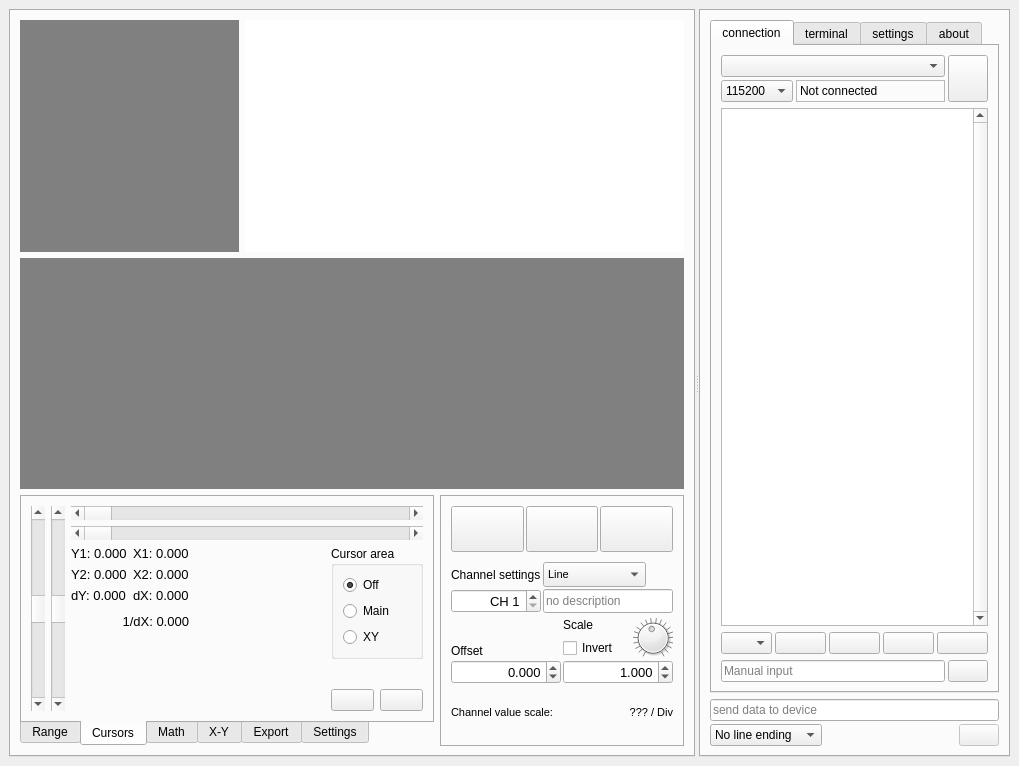
The window that mainwindow.ui (jirimaier/DataPlotter) describes before a commit, drawn with Qt 5.
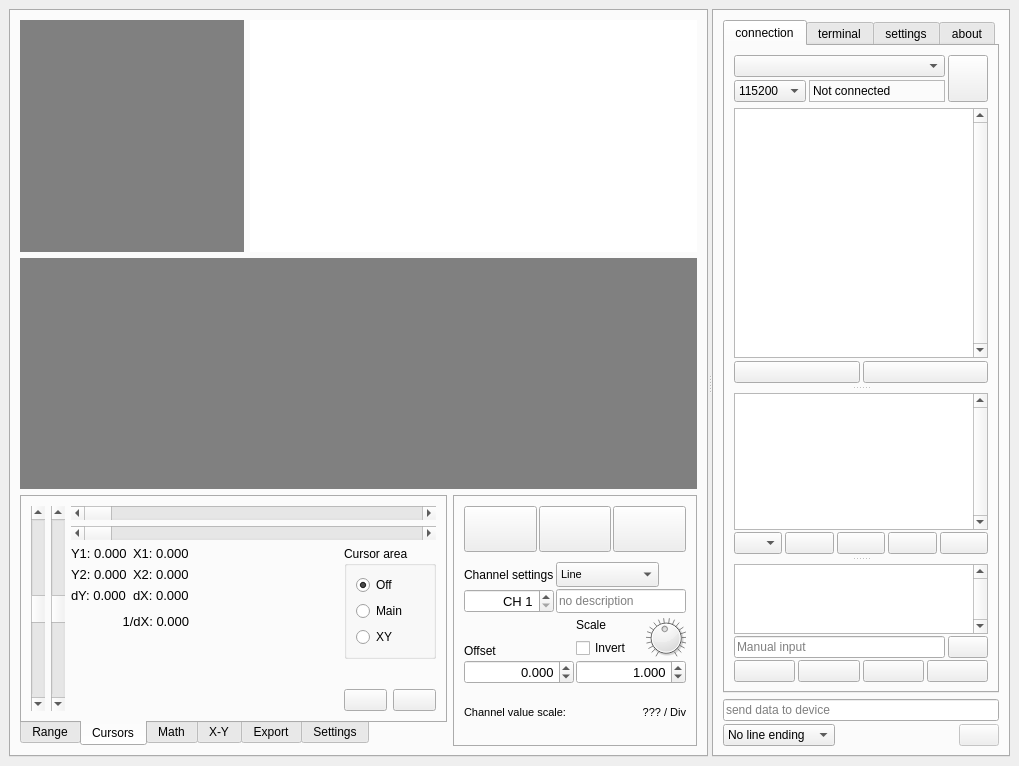
The same window after the commit. The open tabs and pages were chosen to show the change. Icons and pictures are not drawn. Custom widgets are drawn as their Qt base class.

The edit to the form file:
```diff
--- a/mainwindow.ui
+++ b/mainwindow.ui
@@ -2848,6 +2848,12 @@
        </widget>
       </widget>
       <widget class="QTabWidget" name="tabWidget_2">
+       <property name="sizePolicy">
+        <sizepolicy hsizetype="Expanding" vsizetype="Expanding">
+         <horstretch>1</horstretch>
+         <verstretch>0</verstretch>
+        </sizepolicy>
+       </property>
        <property name="currentIndex">
         <number>0</number>
        </property>
@@ -2889,7 +2895,7 @@
             <attribute name="title">
              <string>connection</string>
             </attribute>
-            <layout class="QVBoxLayout" name="verticalLayout_28">
+            <layout class="QVBoxLayout" name="verticalLayout_30">
              <item>
               <layout class="QHBoxLayout" name="horizontalLayout_20" stretch="1000,1">
                <property name="spacing">
@@ -3024,7 +3030,199 @@
               </layout>
              </item>
              <item>
+              <widget class="QSplitter" name="splitter_3">
+               <property name="orientation">
+                <enum>Qt::Vertical</enum>
+               </property>
+               <property name="handleWidth">
+                <number>10</number>
+               </property>
+               <property name="childrenCollapsible">
+                <bool>false</bool>
+               </property>
+               <widget class="QFrame" name="frameSerialMonitor">
+                <property name="sizePolicy">
+                 <sizepolicy hsizetype="Preferred" vsizetype="Preferred">
+                  <horstretch>0</horstretch>
+                  <verstretch>2</verstretch>
+                 </sizepolicy>
+                </property>
+                <property name="frameShape">
+                 <enum>QFrame::NoFrame</enum>
+                </property>
+                <property name="frameShadow">
+                 <enum>QFrame::Raised</enum>
+                </property>
+                <layout class="QVBoxLayout" name="verticalLayout_35">
+                 <property name="spacing">
+                  <number>3</number>
+                 </property>
+                 <property name="leftMargin">
+                  <number>0</number>
+                 </property>
+                 <property name="topMargin">
+                  <number>0</number>
+                 </property>
+                 <property name="rightMargin">
+                  <number>0</number>
+                 </property>
+                 <property name="bottomMargin">
+                  <number>0</number>
+                 </property>
+                 <item>
+                  <widget class="QPlainTextEdit" name="plainTextEditConsole_3">
+                   <property name="sizePolicy">
+                    <sizepolicy hsizetype="Expanding" vsizetype="Expanding">
+                     <horstretch>0</horstretch>
+                     <verstretch>0</verstretch>
+                    </sizepolicy>
+                   </property>
+                   <property name="font">
+                    <font>
+                     <family>Courier New</family>
+                     <strikeout>false</strikeout>
+                    </font>
+                   </property>
+                   <property name="verticalScrollBarPolicy">
+                    <enum>Qt::ScrollBarAlwaysOn</enum>
+                   </property>
+                   <property name="undoRedoEnabled">
+                    <bool>false</bool>
+                   </property>
+                   <property name="lineWrapMode">
+                    <enum>QPlainTextEdit::WidgetWidth</enum>
+                   </property>
+                   <property name="readOnly">
+                    <bool>true</bool>
+                   </property>
+                   <property name="plainText">
+                    <string notr="true"/>
+                   </property>
+                   <property name="centerOnScroll">
+                    <bool>false</bool>
+                   </property>
+                  </widget>
+                 </item>
+                 <item>
+                  <layout class="QHBoxLayout" name="horizontalLayout_32">
+                   <property name="spacing">
+                    <number>3</number>
+                   </property>
+                   <item>
+                    <widget class="QPushButton" name="pushButtonClearReceivedList_3">
+                     <property name="toolTip">
+                      <string>&lt;html&gt;&lt;head/&gt;&lt;body&gt;&lt;p&gt;Clear console&lt;/p&gt;&lt;/body&gt;&lt;/html&gt;</string>
+                     </property>
+                     <property name="text">
+                      <string/>
+                     </property>
+                     <property name="icon">
+                      <iconset resource="resources.qrc">
+                       <normaloff>:/images/icons/clear.png</normaloff>:/images/icons/clear.png</iconset>
+                     </property>
+                     <property name="iconSize">
+                      <size>
+                       <width>30</width>
+                       <height>30</height>
+                      </size>
+                     </property>
+                    </widget>
+                   </item>
+                   <item>
+                    <widget class="QPushButton" name="pushButtonScrollDown_3">
+                     <property name="minimumSize">
+                      <size>
+                       <width>0</width>
+                       <height>0</height>
+                      </size>
+                     </property>
+                     <property name="toolTip">
+                      <string>&lt;html&gt;&lt;head/&gt;&lt;body&gt;&lt;p&gt;Autoscroll&lt;/p&gt;&lt;/body&gt;&lt;/html&gt;</string>
+                     </property>
+                     <property name="text">
+                      <string/>
+                     </property>
+                     <property name="icon">
+                      <iconset resource="resources.qrc">
+                       <normaloff>:/images/icons/scrollDown.png</normaloff>:/images/icons/scrollDown.png</iconset>
+                     </property>
+                     <property name="iconSize">
+                      <size>
+                       <width>30</width>
+                       <height>30</height>
+                      </size>
+                     </property>
+                    </widget>
+                   </item>
+                  </layout>
+                 </item>
+                </layout>
+               </widget>
+               <widget class="QSplitter" name="splitter_2">
+                <property name="sizePolicy">
+                 <sizepolicy hsizetype="Preferred" vsizetype="Preferred">
+                  <horstretch>0</horstretch>
+                  <verstretch>1</verstretch>
+                 </sizepolicy>
+                </property>
+                <property name="frameShape">
+                 <enum>QFrame::NoFrame</enum>
+                </property>
+                <property name="frameShadow">
+                 <enum>QFrame::Plain</enum>
+                </property>
+                <property name="midLineWidth">
+                 <number>0</number>
+                </property>
+                <property name="orientation">
+                 <enum>Qt::Vertical</enum>
+                </property>
+                <property name="opaqueResize">
+                 <bool>true</bool>
+                </property>
+                <property name="handleWidth">
+                 <number>10</number>
+                </property>
+                <property name="childrenCollapsible">
+                 <bool>false</bool>
+                </property>
+                <widget class="QFrame" name="frameOutput">
+                 <property name="sizePolicy">
+                  <sizepolicy hsizetype="Preferred" vsizetype="Preferred">
+                   <horstretch>0</horstretch>
+                   <verstretch>2</verstretch>
+                  </sizepolicy>
+                 </property>
+                 <property name="frameShape">
+                  <enum>QFrame::NoFrame</enum>
+                 </property>
+                 <property name="frameShadow">
+                  <enum>QFrame::Raised</enum>
+                 </property>
+                 <layout class="QVBoxLayout" name="verticalLayout_28">
+                  <property name="spacing">
+                   <number>2</number>
+                  </property>
+                  <property name="leftMargin">
+                   <number>0</number>
+                  </property>
+                  <property name="topMargin">
+                   <number>0</number>
+                  </property>
+                  <property name="rightMargin">
+                   <number>0</number>
+                  </property>
+                  <property name="bottomMargin">
+                   <number>0</number>
+                  </property>
+                  <item>
               <widget class="QPlainTextEdit" name="plainTextEditConsole">
+                    <property name="sizePolicy">
+                     <sizepolicy hsizetype="Expanding" vsizetype="Expanding">
+                      <horstretch>0</horstretch>
+                      <verstretch>0</verstretch>
+                     </sizepolicy>
+                    </property>
                <property name="font">
                 <font>
                  <family>Courier New</family>
@@ -3193,6 +3391,71 @@
                </item>
               </layout>
              </item>
+                 </layout>
+                </widget>
+                <widget class="QFrame" name="frameManual">
+                 <property name="sizePolicy">
+                  <sizepolicy hsizetype="Preferred" vsizetype="Preferred">
+                   <horstretch>0</horstretch>
+                   <verstretch>1</verstretch>
+                  </sizepolicy>
+                 </property>
+                 <property name="frameShape">
+                  <enum>QFrame::NoFrame</enum>
+                 </property>
+                 <property name="frameShadow">
+                  <enum>QFrame::Raised</enum>
+                 </property>
+                 <layout class="QVBoxLayout" name="verticalLayout_32">
+                  <property name="spacing">
+                   <number>2</number>
+                  </property>
+                  <property name="leftMargin">
+                   <number>0</number>
+                  </property>
+                  <property name="topMargin">
+                   <number>0</number>
+                  </property>
+                  <property name="rightMargin">
+                   <number>0</number>
+                  </property>
+                  <property name="bottomMargin">
+                   <number>0</number>
+                  </property>
+                  <item>
+                   <widget class="QPlainTextEdit" name="plainTextEditConsole_2">
+                    <property name="sizePolicy">
+                     <sizepolicy hsizetype="Expanding" vsizetype="Expanding">
+                      <horstretch>0</horstretch>
+                      <verstretch>0</verstretch>
+                     </sizepolicy>
+                    </property>
+                    <property name="font">
+                     <font>
+                      <family>Courier New</family>
+                      <strikeout>false</strikeout>
+                     </font>
+                    </property>
+                    <property name="verticalScrollBarPolicy">
+                     <enum>Qt::ScrollBarAlwaysOn</enum>
+                    </property>
+                    <property name="undoRedoEnabled">
+                     <bool>false</bool>
+                    </property>
+                    <property name="lineWrapMode">
+                     <enum>QPlainTextEdit::NoWrap</enum>
+                    </property>
+                    <property name="readOnly">
+                     <bool>true</bool>
+                    </property>
+                    <property name="plainText">
+                     <string notr="true"/>
+                    </property>
+                    <property name="centerOnScroll">
+                     <bool>false</bool>
+                    </property>
+                   </widget>
+                  </item>
              <item>
               <layout class="QHBoxLayout" name="horizontalLayout_10">
                <property name="spacing">
@@ -3248,6 +3511,104 @@
                </item>
               </layout>
              </item>
+                  <item>
+                   <layout class="QHBoxLayout" name="horizontalLayout_31">
+                    <property name="spacing">
+                     <number>3</number>
+                    </property>
+                    <item>
+                     <widget class="QPushButton" name="pushButtonViewBuffer_2">
+                      <property name="toolTip">
+                       <string>Print manual input buffer</string>
+                      </property>
+                      <property name="text">
+                       <string/>
+                      </property>
+                      <property name="icon">
+                       <iconset resource="resources.qrc">
+                        <normaloff>:/images/icons/viewBuffer.png</normaloff>:/images/icons/viewBuffer.png</iconset>
+                      </property>
+                      <property name="iconSize">
+                       <size>
+                        <width>30</width>
+                        <height>30</height>
+                       </size>
+                      </property>
+                     </widget>
+                    </item>
+                    <item>
+                     <widget class="QPushButton" name="pushButtonClearBuffer_2">
+                      <property name="toolTip">
+                       <string>Clear manual input buffer</string>
+                      </property>
+                      <property name="text">
+                       <string/>
+                      </property>
+                      <property name="icon">
+                       <iconset resource="resources.qrc">
+                        <normaloff>:/images/icons/clearBuffer.png</normaloff>:/images/icons/clearBuffer.png</iconset>
+                      </property>
+                      <property name="iconSize">
+                       <size>
+                        <width>30</width>
+                        <height>30</height>
+                       </size>
+                      </property>
+                     </widget>
+                    </item>
+                    <item>
+                     <widget class="QPushButton" name="pushButtonClearReceivedList_2">
+                      <property name="toolTip">
+                       <string>&lt;html&gt;&lt;head/&gt;&lt;body&gt;&lt;p&gt;Clear console&lt;/p&gt;&lt;/body&gt;&lt;/html&gt;</string>
+                      </property>
+                      <property name="text">
+                       <string/>
+                      </property>
+                      <property name="icon">
+                       <iconset resource="resources.qrc">
+                        <normaloff>:/images/icons/clear.png</normaloff>:/images/icons/clear.png</iconset>
+                      </property>
+                      <property name="iconSize">
+                       <size>
+                        <width>30</width>
+                        <height>30</height>
+                       </size>
+                      </property>
+                     </widget>
+                    </item>
+                    <item>
+                     <widget class="QPushButton" name="pushButtonScrollDown_2">
+                      <property name="minimumSize">
+                       <size>
+                        <width>0</width>
+                        <height>0</height>
+                       </size>
+                      </property>
+                      <property name="toolTip">
+                       <string>&lt;html&gt;&lt;head/&gt;&lt;body&gt;&lt;p&gt;Autoscroll&lt;/p&gt;&lt;/body&gt;&lt;/html&gt;</string>
+                      </property>
+                      <property name="text">
+                       <string/>
+                      </property>
+                      <property name="icon">
+                       <iconset resource="resources.qrc">
+                        <normaloff>:/images/icons/scrollDown.png</normaloff>:/images/icons/scrollDown.png</iconset>
+                      </property>
+                      <property name="iconSize">
+                       <size>
+                        <width>30</width>
+                        <height>30</height>
+                       </size>
+                      </property>
+                     </widget>
+                    </item>
+                   </layout>
+                  </item>
+                 </layout>
+                </widget>
+               </widget>
+              </widget>
+             </item>
             </layout>
            </widget>
            <widget class="QWidget" name="tab_9">
```
Left out of the diff: 170 changed lines with no effect on the pictures. Lines whose indentation alone changed are shown as unchanged.
